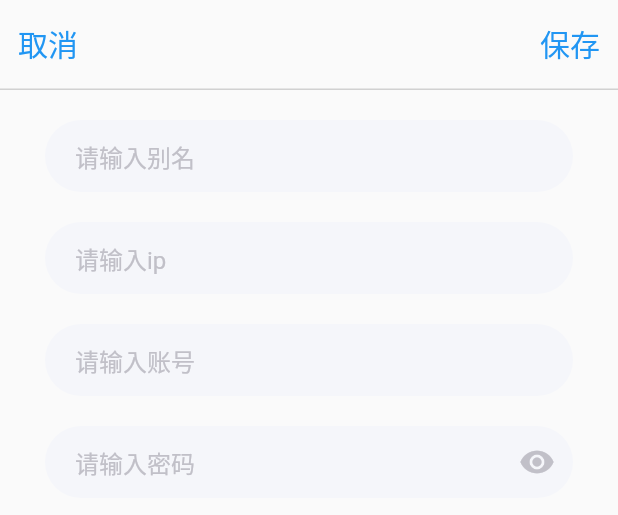
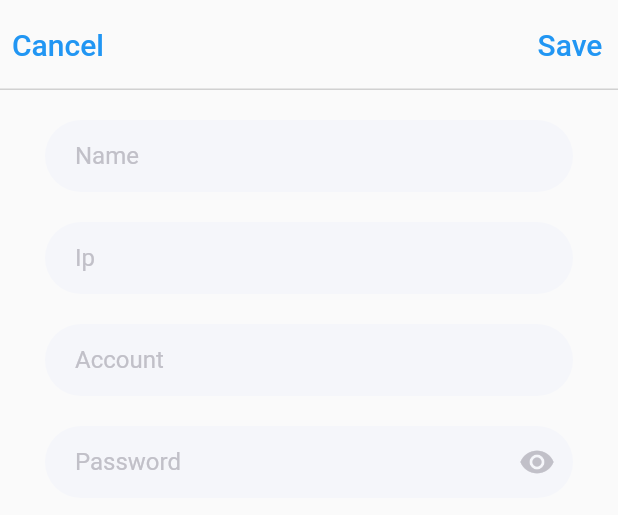
Before and after one commit to mitudegaoyang/aiot_flutter, a Flutter app: the AddView widget shown alone on an empty page, opened directly, on a phone screen of 412 x 824 dp. Shown: the top 515 px of the screen. Run offline on Flutter 3.47's test engine with Material 2 defaults, Android fonts, the phone set to English and light mode, and no system bars; our stand-ins replace fl_chart, flutter_dotenv, flutter_svg, get, get_storage, modal_bottom_sheet and 1 more; accounts and stored records are empty.

Commit message:
fix: addview 调整按钮&placeholder

```diff
--- a/lib/app/modules/server/views/add_view.dart
+++ b/lib/app/modules/server/views/add_view.dart
@@ -70,27 +70,27 @@ class _AddViewState extends State<AddView> {
                             _handleCancel();
                           },
                           child: Text(
-                            "取消",
+                            "Cancel",
                             style: TextStyle(fontSize: 20),
                           )),
                       TextButton(
                           onPressed: _forSubmitted,
                           child: Text(
-                            "保存",
+                            "Save",
                             style: TextStyle(fontSize: 20),
                           )),
                     ],
                   ),
                 ),
                 Container(
-                  width: Get.width - 48,
+                  width: Get.width - 60,
                   margin: EdgeInsets.only(top: 20, left: 30, right: 30),
                   child: Form(
                     key: _formKey,
                     child: Column(children: [
                       TextFormField(
                           decoration: InputDecoration(
-                            hintText: '请输入别名',
+                            hintText: 'Name',
                             filled: true,
                             fillColor: Color(0xFFF5F6FA),
                             contentPadding:
@@ -112,7 +112,7 @@ class _AddViewState extends State<AddView> {
                         margin: EdgeInsets.only(top: 20),
                         child: TextFormField(
                             decoration: InputDecoration(
-                              hintText: '请输入ip',
+                              hintText: 'Ip',
                               filled: true,
                               fillColor: Color(0xFFF5F6FA),
                               contentPadding:
@@ -135,7 +135,7 @@ class _AddViewState extends State<AddView> {
                         margin: EdgeInsets.only(top: 20),
                         child: TextFormField(
                             decoration: InputDecoration(
-                              hintText: '请输入账号',
+                              hintText: 'Account',
                               filled: true,
                               fillColor: Color(0xFFF5F6FA),
                               contentPadding:
@@ -159,7 +159,7 @@ class _AddViewState extends State<AddView> {
                         child: TextFormField(
                             obscureText: !showPwd,
                             decoration: InputDecoration(
-                                hintText: '请输入密码',
+                                hintText: 'Password',
                                 filled: true,
                                 fillColor: Color(0xFFF5F6FA),
                                 contentPadding:
```
